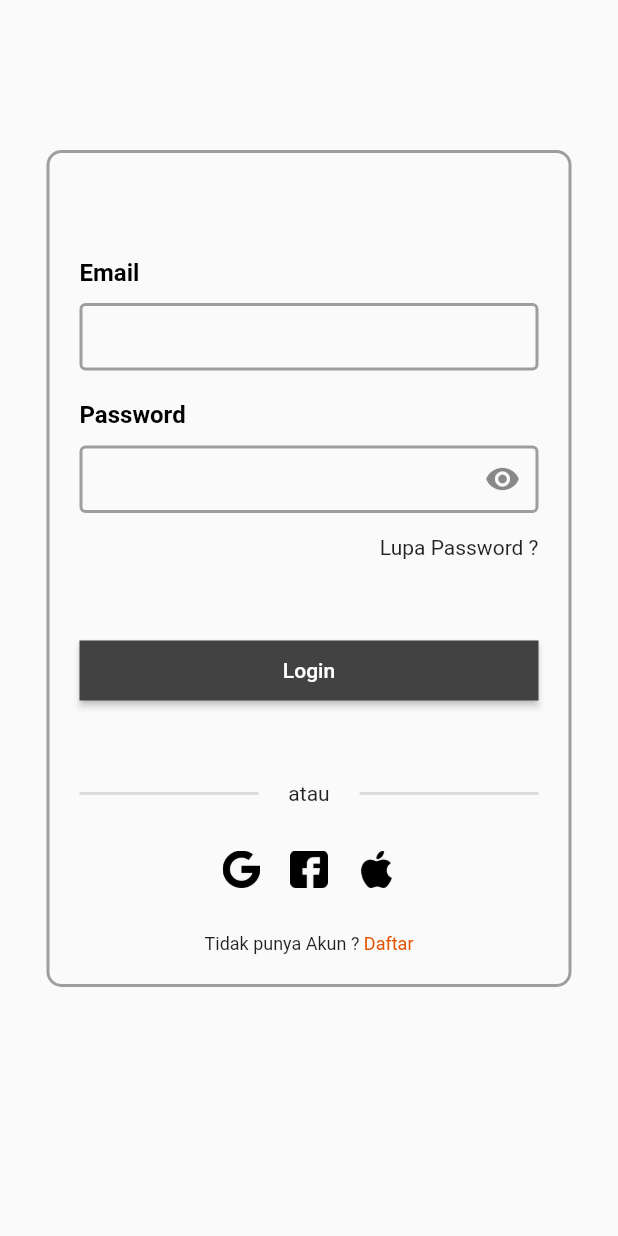
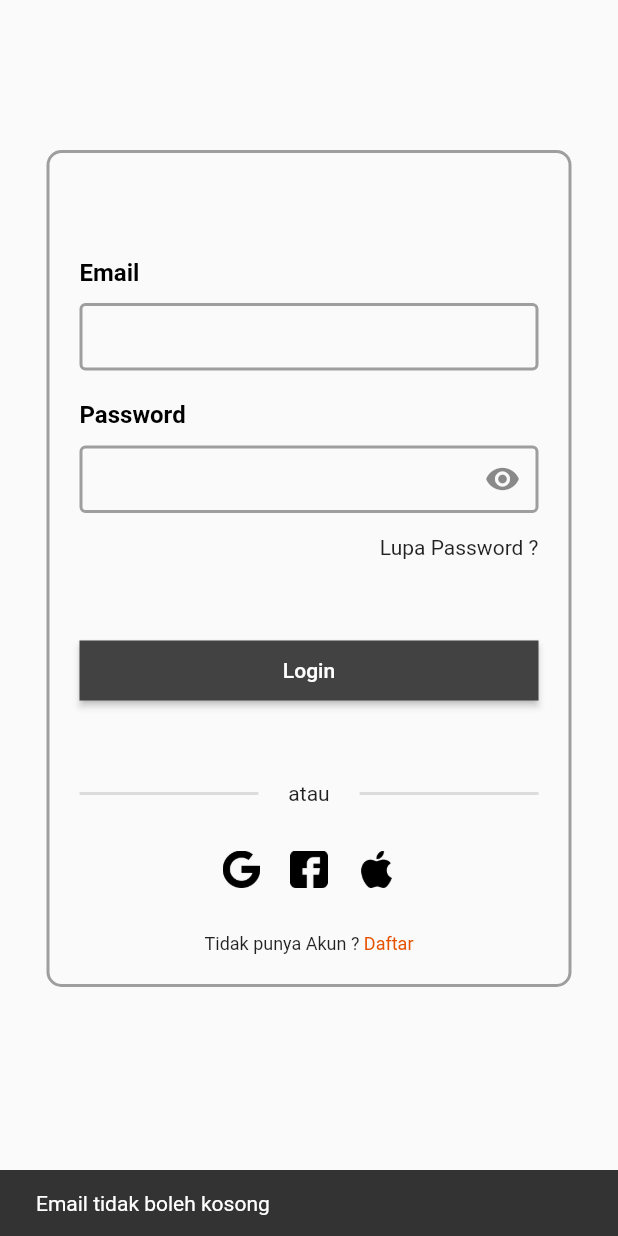
Before and after one commit to alimasudd/flutter-instagram-profile, a Flutter app: the screen it shows after launch, after a tap on "Login", on a phone screen of 412 x 824 dp. Run offline on Flutter 3.47's test engine with Material 2 defaults, Android fonts, the phone set to English and light mode, and no system bars.

```diff
--- a/lib/instagram_ui/login.dart
+++ b/lib/instagram_ui/login.dart
@@ -12,6 +12,26 @@ class _LoginViewState extends State<LoginView> {
   TextEditingController email = TextEditingController();
   TextEditingController password = TextEditingController();
   var isObscure = true;
+
+  _validation() {
+    if (email.text.isEmpty) {
+      ScaffoldMessenger.of(context).showSnackBar(const SnackBar(
+        content: Text('Email tidak boleh kosong'),
+        duration: Duration(seconds: 1),
+      ));
+    } else if (password.text.isEmpty) {
+      ScaffoldMessenger.of(context).showSnackBar(const SnackBar(
+        content: Text('Password tidak boleh kosong'),
+        duration: Duration(seconds: 1),
+      ));
+    } else {
+      Navigator.push(
+          context,
+          MaterialPageRoute(
+            builder: (context) => const InstagramUI(),
+          ));
+    }
+  }
 
   @override
   Widget build(BuildContext context) {
```
